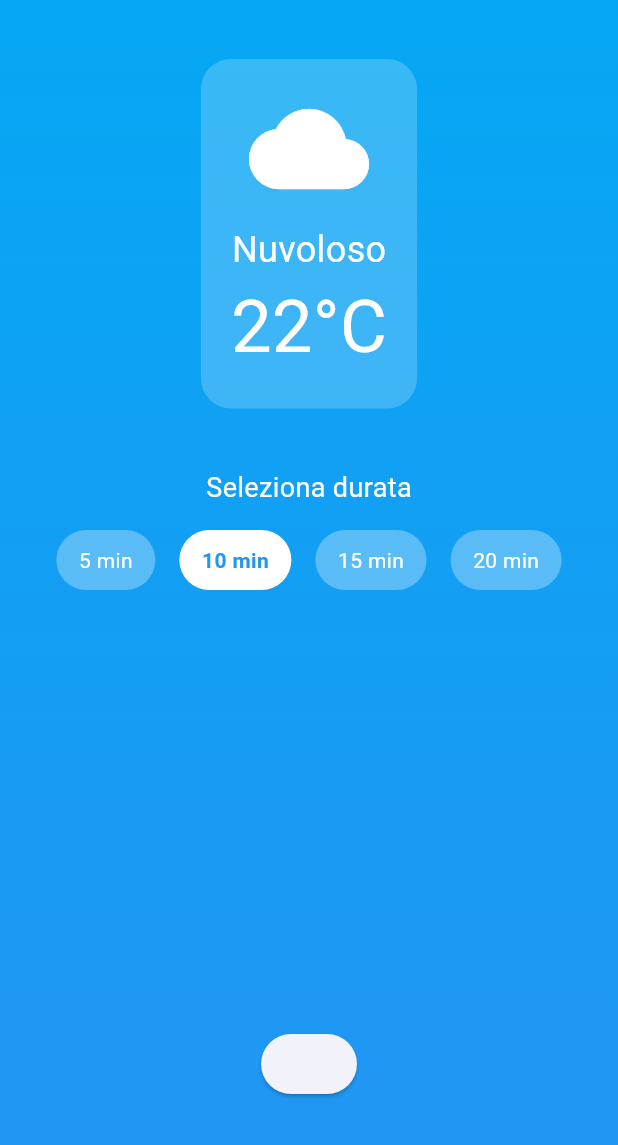
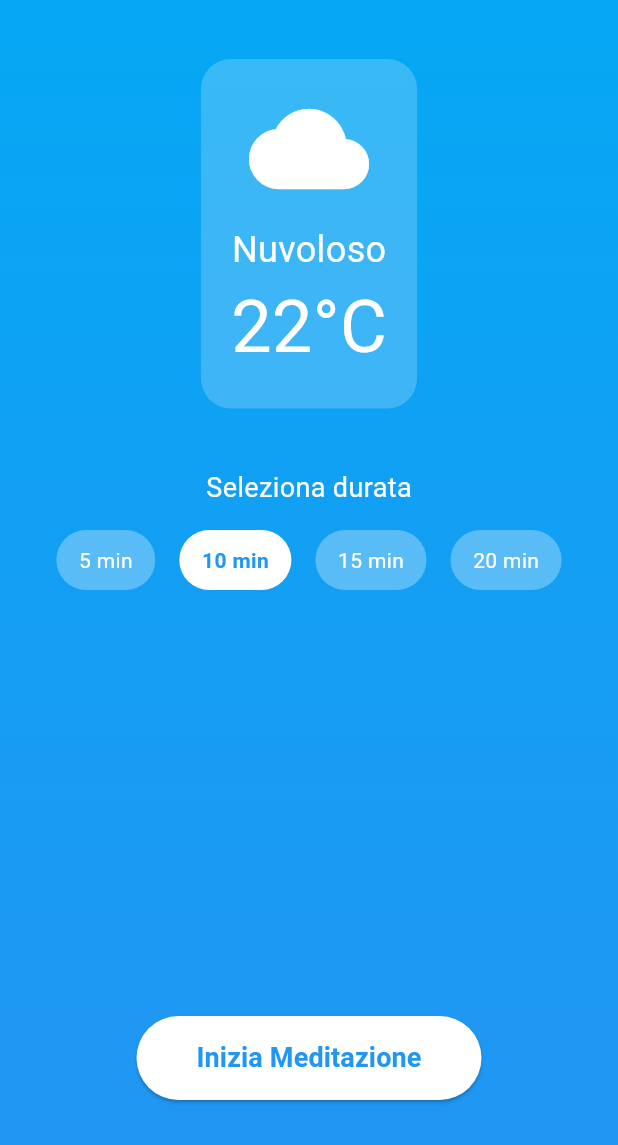
Before and after one commit to nonzod/armonia_meteo, a Flutter app: the screen it shows after launch, on a phone screen of 412 x 824 dp, the part 91-1236 px from its top. Run offline on Flutter 3.47's test engine with Material 3 defaults, Android fonts, the phone set to English and light mode, and no system bars.

Commit message:
fix assets

```diff
--- a/lib/screens/home_screen.dart
+++ b/lib/screens/home_screen.dart
@@ -57,14 +57,8 @@ class HomeScreen extends StatelessWidget {
         children: [
           Icon(Icons.cloud, size: 80, color: Colors.white),
           const SizedBox(height: 10),
-          Text(
-            'Nuvoloso',
-            style: TextStyle(fontSize: 24, color: Colors.white),
-          ),
-          Text(
-            '22°C',
-            style: TextStyle(fontSize: 48, color: Colors.white),
-          ),
+          Text('Nuvoloso', style: TextStyle(fontSize: 24, color: Colors.white)),
+          Text('22°C', style: TextStyle(fontSize: 48, color: Colors.white)),
         ],
       ),
     );
@@ -109,7 +103,7 @@ class HomeScreen extends StatelessWidget {
     );
   }
 
-  // In _buildStartButton() di HomeScreen
+  // In lib/screens/home_screen.dart, modifichiamo la funzione _buildStartButton
   Widget _buildStartButton(BuildContext context) {
     return ElevatedButton(
       onPressed: () {
@@ -120,7 +114,17 @@ class HomeScreen extends StatelessWidget {
           ),
         );
       },
-      // ... resto del codice rimane invariato
+      style: ElevatedButton.styleFrom(
+        backgroundColor: Colors.white,
+        foregroundColor: Colors.blue,
+        padding: const EdgeInsets.symmetric(horizontal: 40, vertical: 15),
+        shape: RoundedRectangleBorder(borderRadius: BorderRadius.circular(30)),
+      ),
+      child: const Text(
+        // Aggiunto il parametro child richiesto
+        'Inizia Meditazione',
+        style: TextStyle(fontSize: 18, fontWeight: FontWeight.bold),
+      ),
     );
   }
 }
```
Also changed, not shown: 2 other files.
